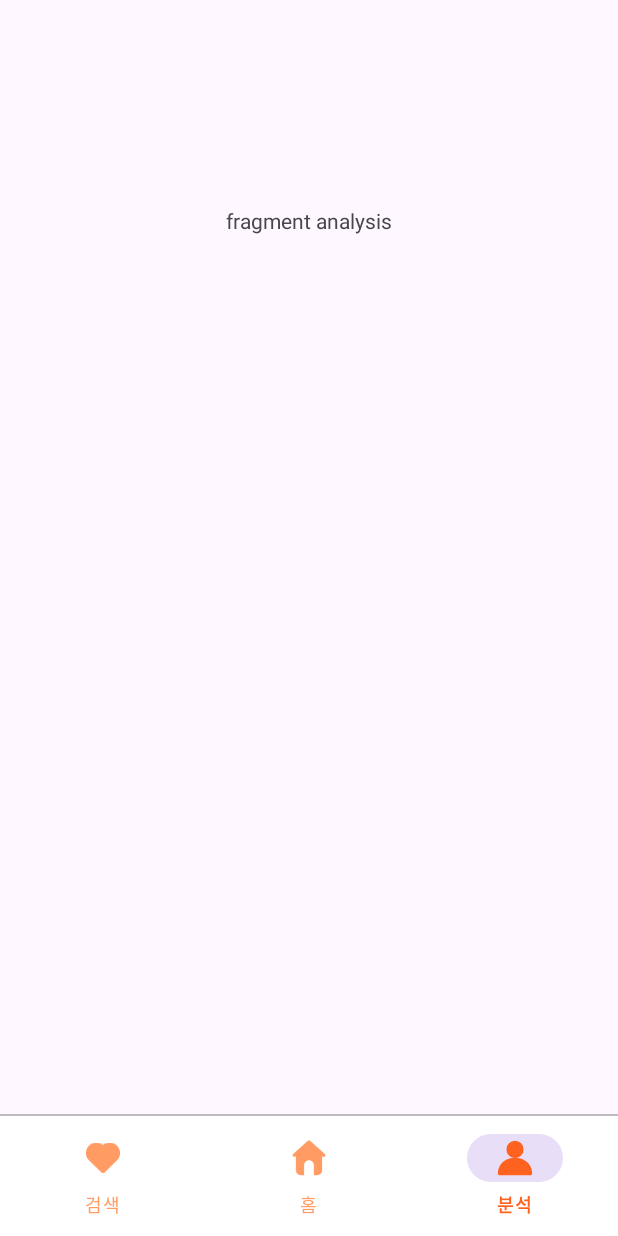
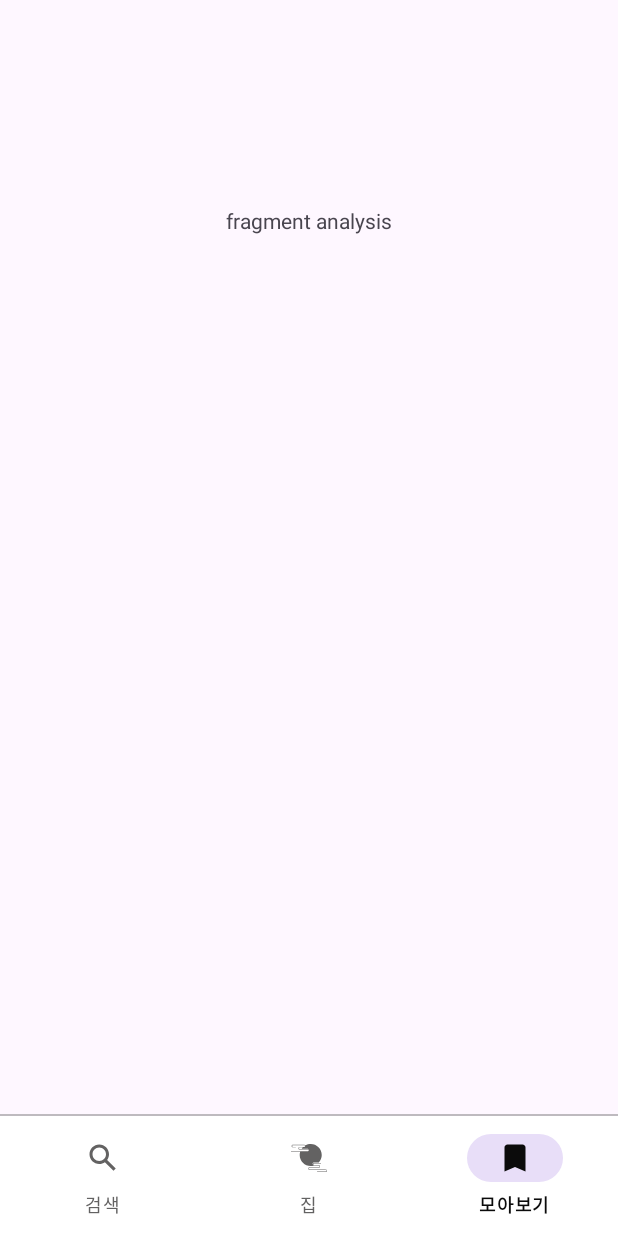
Before and after one commit to JunseoPark123/madcamp_week4_FE, an Android app: the screen it shows after launch (MainActivity), item 3 of the bottom bar chosen, on a phone screen of 412 x 824 dp. Run offline under Robolectric (Android 15) with nearby library versions, the phone set to English and light mode, and no system bars.

```diff
--- /dev/null
+++ b/app/src/main/res/drawable/bookmark.xml
@@ -0,0 +1,9 @@
+<vector xmlns:android="http://schemas.android.com/apk/res/android"
+    android:width="36dp"
+    android:height="36dp"
+    android:viewportWidth="36"
+    android:viewportHeight="36">
+  <path
+      android:pathData="M25.5,4.5H10.5C8.85,4.5 7.5,5.85 7.5,7.5V31.5L18,27L28.5,31.5V7.5C28.5,5.85 27.15,4.5 25.5,4.5Z"
+      android:fillColor="#000000"/>
+</vector>
--- /dev/null
+++ b/app/src/main/res/drawable/marker.xml
@@ -0,0 +1,19 @@
+<vector xmlns:android="http://schemas.android.com/apk/res/android"
+    android:width="39dp"
+    android:height="58dp"
+    android:viewportWidth="39"
+    android:viewportHeight="58">
+  <path
+      android:pathData="M1.512,46.359a10.223,17.508 90.927,1 0,35.012 0.567a10.223,17.508 90.927,1 0,-35.012 -0.567z"
+      android:strokeAlpha="0.15"
+      android:fillColor="#252B5C"
+      android:fillAlpha="0.15"/>
+  <path
+      android:pathData="M10.938,46.511a4.771,8.081 90.927,1 0,16.16 0.261a4.771,8.081 90.927,1 0,-16.16 -0.261z"
+      android:strokeAlpha="0.5"
+      android:fillColor="#252B5C"
+      android:fillAlpha="0.5"/>
+  <path
+      android:pathData="M38.312,19.69C38.176,28.084 25.999,41.073 21.051,46.009C19.913,47.145 18.108,47.116 17.006,45.944C12.221,40.85 0.471,27.474 0.606,19.08C0.688,14.02 2.753,9.199 6.346,5.678C9.94,2.157 14.768,0.224 19.768,0.305C24.768,0.386 29.531,2.474 33.008,6.109C36.486,9.745 38.394,14.63 38.312,19.69Z"
+      android:fillColor="#3E3E3E"/>
+</vector>
--- /dev/null
+++ b/app/src/main/res/drawable/search.xml
@@ -0,0 +1,10 @@
+<vector xmlns:android="http://schemas.android.com/apk/res/android"
+    android:width="36dp"
+    android:height="36dp"
+    android:viewportWidth="36"
+    android:viewportHeight="36">
+  <path
+      android:pathData="M22.14,19.905L30.735,28.5L28.5,30.735L19.905,22.14C18.3,23.295 16.365,24 14.25,24C8.865,24 4.5,19.635 4.5,14.25C4.5,8.865 8.865,4.5 14.25,4.5C19.635,4.5 24,8.865 24,14.25C24,16.365 23.295,18.3 22.14,19.905ZM14.25,7.5C10.515,7.5 7.5,10.515 7.5,14.25C7.5,17.985 10.515,21 14.25,21C17.985,21 21,17.985 21,14.25C21,10.515 17.985,7.5 14.25,7.5Z"
+      android:fillColor="#000000"
+      android:fillType="evenOdd"/>
+</vector>
--- a/app/src/main/res/menu/bottom_menu.xml
+++ b/app/src/main/res/menu/bottom_menu.xml
@@ -2,20 +2,20 @@
 <menu xmlns:android="http://schemas.android.com/apk/res/android">
     <item
         android:id="@+id/heart"
-        android:icon="@drawable/heart"
+        android:icon="@drawable/search"
         android:title="검색"
         android:enabled="true"
         />
     <item
         android:id="@+id/home"
-        android:icon="@drawable/home"
-        android:title="홈"
+        android:icon="@drawable/fullmoon"
+        android:title="집"
         android:enabled="true"
         />
     <item
         android:id="@+id/mypage"
-        android:icon="@drawable/mypage"
-        android:title="분석"
+        android:icon="@drawable/bookmark"
+        android:title="모아보기"
         android:enabled="true"
         />
 
--- a/app/src/main/res/values/colors.xml
+++ b/app/src/main/res/values/colors.xml
@@ -2,8 +2,8 @@
 <resources>
     <color name="black">#FF000000</color>
     <color name="white">#FFFFFFFF</color>
-    <color name="click">#FF621F</color>
-    <color name="nonClick">#FF9B63</color>
+    <color name="click">#0B0B0B</color>
+    <color name="nonClick">#636262</color>
     <color name="maintext">#CC4D28</color>
     <color name="gray">#8C8C8C</color>
 </resources>
```
Also changed, not shown: app/src/main/java/com/example/madcamp_week4_fe/home/HomeFragment.kt (+20 -4 lines), app/src/main/java/com/example/madcamp_week4_fe/home/HomeViewModel.kt (+39 -5 lines), app/src/main/res/raw/style_json.json (added, +160 -0 lines).
